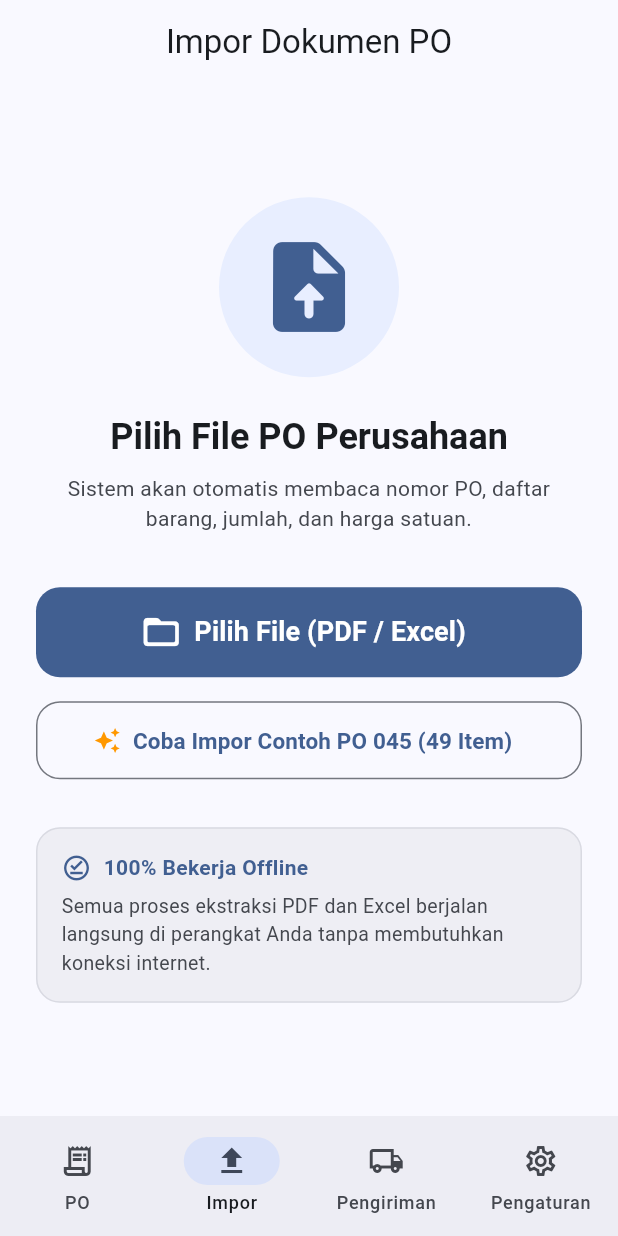
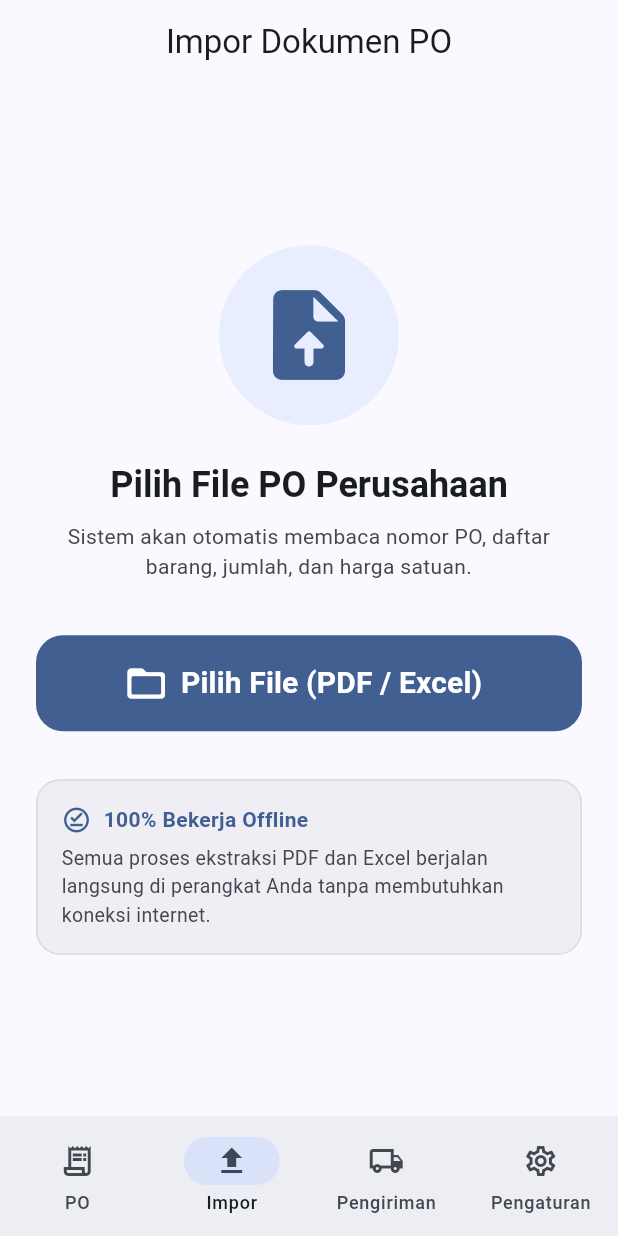
Before and after one commit to ajin11999/filful, a Flutter app: the screen it shows after launch, item 2 of the bottom bar chosen, on a phone screen of 412 x 824 dp. Run offline on Flutter 3.47's test engine with Material 3 defaults, Android fonts, the phone set to English and light mode, and no system bars; our stand-ins replace drift, file_picker, flutter_riverpod, go_router, pdf, printing and 1 more; missing offline and left inert: excel, syncfusion_flutter_pdf; accounts and stored records are empty; generated files the repository leaves out were written again.

```diff
--- a/lib/src/features/document_parser/presentation/import_po_screen.dart
+++ b/lib/src/features/document_parser/presentation/import_po_screen.dart
@@ -83,17 +83,6 @@ class _ImportPoScreenState extends ConsumerState<ImportPoScreen> {
     }
   }
 
-  // Helper shortcut to import sample PO 045 directly on test devices / emulator
-  Future<void> _importSamplePo() async {
-    const samplePath = '/home/ajin/Downloads/PO 045 - Cahyadi (KP Ketapang) Rev 01.pdf';
-    final sampleFile = File(samplePath);
-    if (await sampleFile.exists()) {
-      await _processFilePath(samplePath);
-    } else {
-      await _pickAndParseFile();
-    }
-  }
-
   @override
   Widget build(BuildContext context) {
     final theme = Theme.of(context);
@@ -141,40 +130,22 @@ class _ImportPoScreenState extends ConsumerState<ImportPoScreen> {
 
               FilledButton.icon(
                 style: FilledButton.styleFrom(
-                  minimumSize: const Size.fromHeight(60),
+                  minimumSize: const Size.fromHeight(64),
                   shape: RoundedRectangleBorder(
-                    borderRadius: BorderRadius.circular(16),
+                    borderRadius: BorderRadius.circular(18),
                   ),
                 ),
                 onPressed: _isLoading ? null : _pickAndParseFile,
                 icon: _isLoading
                     ? const SizedBox(
-                        width: 24,
-                        height: 24,
+                        width: 26,
+                        height: 26,
                         child: CircularProgressIndicator(color: Colors.white, strokeWidth: 2.5),
                       )
-                    : const Icon(Icons.folder_open_rounded, size: 28),
+                    : const Icon(Icons.folder_open_rounded, size: 30),
                 label: Text(
                   _isLoading ? 'Membaca Dokumen...' : 'Pilih File (PDF / Excel)',
-                  style: const TextStyle(fontSize: 18, fontWeight: FontWeight.bold),
-                ),
-              ),
-
-              const SizedBox(height: 16),
-
-              // Sample PO Shortcut button for instant testing
-              OutlinedButton.icon(
-                style: OutlinedButton.styleFrom(
-                  minimumSize: const Size.fromHeight(52),
-                  shape: RoundedRectangleBorder(
-                    borderRadius: BorderRadius.circular(16),
-                  ),
-                ),
-                onPressed: _isLoading ? null : _importSamplePo,
-                icon: const Icon(Icons.auto_awesome, color: Colors.orange),
-                label: const Text(
-                  'Coba Impor Contoh PO 045 (49 Item)',
-                  style: TextStyle(fontSize: 15, fontWeight: FontWeight.w600),
+                  style: const TextStyle(fontSize: 20, fontWeight: FontWeight.bold),
                 ),
               ),
 
```
